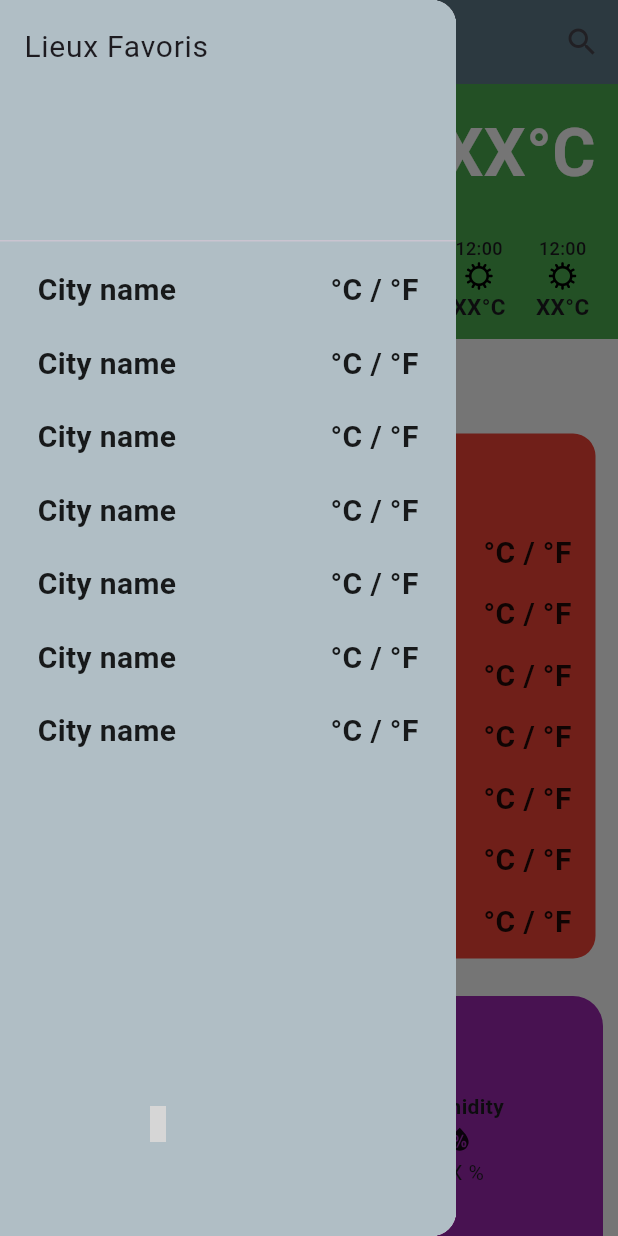
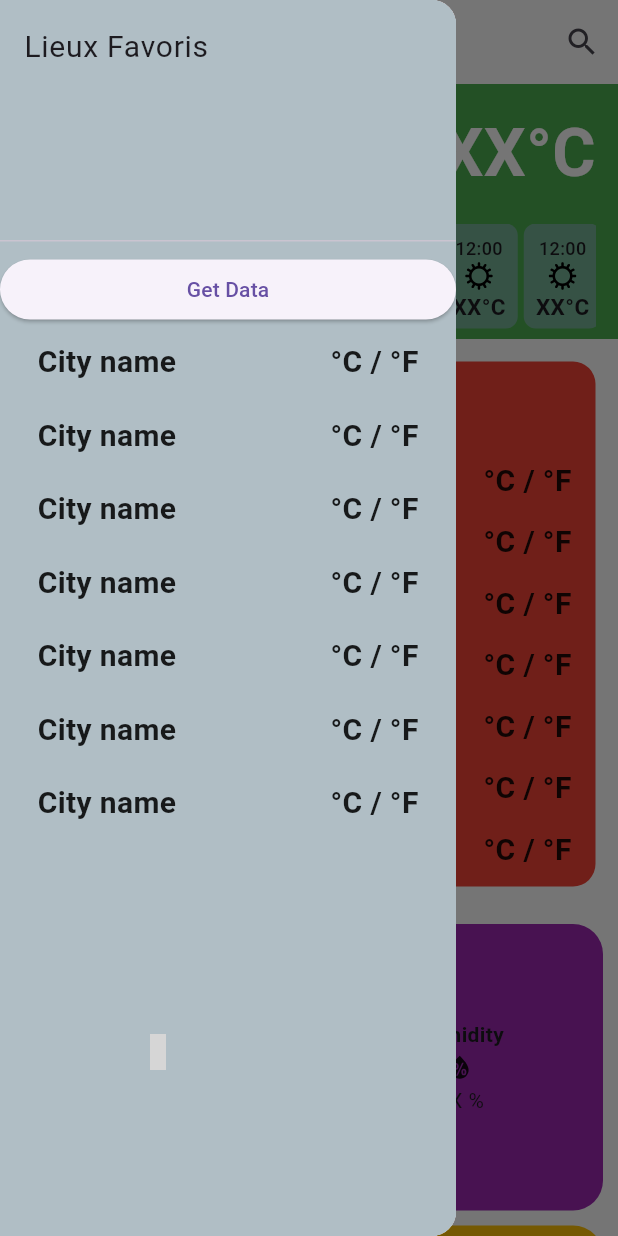
Before and after one commit to MarcOlivier91/Weathair, a Flutter app: the screen it shows after launch, with the side drawer open, on a phone screen of 412 x 824 dp. Run offline on Flutter 3.47's test engine with Material 3 defaults, Android fonts, the phone set to English and light mode, and no system bars; our stand-ins replace dio, flutter_svg, geolocator, weather_icons; grey boxes are pictures that could not be loaded.

Commit message:
Testing API calls for weather infos

```diff
--- a/lib/main.dart
+++ b/lib/main.dart
@@ -1,12 +1,12 @@
 import 'package:flutter/material.dart';
 import 'package:flutter/services.dart';
 import 'package:geolocator/geolocator.dart';
-import 'package:geocoding/geocoding.dart';
+import 'package:weatherapp/client/client.dart';
+import 'package:weatherapp/model/model.dart';
 import 'package:weatherapp/views/other_infos.dart';
 import 'utils/styles.dart';
 import 'views/hourly_previsions.dart';
 import 'views/previsions_week.dart';
-import 'views/saved_locations.dart';
 
 
 void main(){
@@ -58,7 +58,8 @@ class _MyAppState extends State<MyApp> {
     }
     return await Geolocator.getCurrentPosition();
   }
-
+/*
+OLD CODE
   // Listening for location updates
   void _liveLocation() {
     LocationSettings locationSettings = const LocationSettings(
@@ -76,7 +77,8 @@ class _MyAppState extends State<MyApp> {
         });
       });
   }
-
+*/
+WeatherModel ? weatherModel;
 @override
   Widget build(BuildContext context) {
     return MaterialApp(
@@ -85,8 +87,11 @@ class _MyAppState extends State<MyApp> {
       theme: theme,
       home: Scaffold(
         appBar: AppBar(
-          backgroundColor: Colors.blueGrey,
-          title: const Text("WeathAir"),
+          backgroundColor: Colors.transparent,
+          title:  Text("WeathAir", style: TextStyle(
+            color: Styles.color7
+            ),
+          ),
           actions: [
             IconButton(
               icon: const Icon(Icons.search),
@@ -110,6 +115,13 @@ class _MyAppState extends State<MyApp> {
                   style: TextStyle(fontSize: 20),
                   )
                   ),
+                  ElevatedButton(
+                    onPressed: () async {
+                      print("call btn");
+                      weatherModel = await WeatherApiClient().request();
+                      print(weatherModel?.currentWeather);
+                    },
+                    child: const Text("Get Data")),
                 for(int i =0; i < 7; i++) //TODO : Include loop for saved locations in json or database maybe ?
                 Container(
                   padding: const EdgeInsets.only(left:25, right: 25),
@@ -141,7 +153,7 @@ class _MyAppState extends State<MyApp> {
                         Row(
                           //City name and temperature
                           mainAxisAlignment: MainAxisAlignment.spaceBetween,
-                           children: [
+                          children: [
                             Column(
                               crossAxisAlignment: CrossAxisAlignment.start,
                               children: [
@@ -156,6 +168,7 @@ class _MyAppState extends State<MyApp> {
                       ],
                     ),
                   ),
+                  /*
                   ElevatedButton(
                     onPressed: () {
                       _getcurrentLocation().then((value) {
@@ -169,6 +182,7 @@ class _MyAppState extends State<MyApp> {
                       },
                     child: const Text("Get Current Location"),
                     ),
+                    */
                    const PrevisionsWeek(), /// Previsions for the current week
                    const SizedBox(
                       height: 420,
--- /dev/null
+++ b/lib/model/model.dart
@@ -0,0 +1,46 @@
+import 'package:flutter/material.dart';
+
+class WeatherModel {
+  final currentWeather;
+  final hourly;
+  WeatherModel({required this.currentWeather, required this.hourly});
+
+  factory WeatherModel.fromJson(Map<String, dynamic> data) {
+    final currentWeather = data["currentWeather"] as Map<String, dynamic>;
+    final hourly = data["hourly"] as Map<String, dynamic>;
+    return WeatherModel(currentWeather: currentWeather, hourly: hourly);
+  }
+}
+
+class CurrentWeather {
+  final double temperature;
+  final double windSpeed;
+  final double relativeHumidity;
+  final int windDirection;
+
+
+  CurrentWeather({required this.temperature, required this.windSpeed, required this.relativeHumidity, required this.windDirection});
+
+  factory CurrentWeather.fromJson(Map<String, dynamic> data) {
+
+  final temperature = data["temperature"] as double;
+  final windSpeed = data["windSpeed"] as double;
+  final relativeHumidity = data["relativeHumidity"] as double;
+  final windDirection = data["windDirection"] as int;
+
+  return CurrentWeather(temperature: temperature, windSpeed: windSpeed, relativeHumidity: relativeHumidity, windDirection: windDirection);
+  }
+}
+
+class HourlyCast {
+  final List<String> time;
+  final List<double> temperature;
+  HourlyCast({required this.time, required this.temperature});
+
+  factory HourlyCast.fromJson(Map<String, dynamic> data){
+    final List<String> time = data["time"] as List<String>;
+    final List<double> temperature = data["temperature"] as List<double>;
+
+    return HourlyCast(time: time, temperature: temperature);
+  }
+}
--- a/lib/utils/styles.dart
+++ b/lib/utils/styles.dart
@@ -2,12 +2,12 @@ import 'package:flutter/material.dart';
 
 abstract class Styles {
   static Color textColor = const Color(0x008F9295);
-  static Color color2 = const Color(0xA9CEF4);
-  static Color color3 = const Color(0x36494E);
-  static Color color4 = const Color(0x7EA0B7);
-  static Color mainColor = const Color(0xffffff);
-  static Color color6 = const Color(0xf2f2f2);
-  static Color color7 = const Color(0x1a1a1a);
+  static Color color2 = const Color(0xA9CEF4DE);
+  static Color color3 = const Color(0x36494EDE);
+  static Color color4 = const Color(0x7EA0B7DE);
+  static Color mainColor = const Color(0xffffffff);
+  static Color color6 = const Color(0xf2f2f2f2);
+  static Color color7 = const Color(0xFF1a1a1a);
   static TextStyle primaryText = const TextStyle( fontSize: 20, fontWeight: FontWeight.bold, color: Colors.white);
   static TextStyle secondaryText = const TextStyle( fontSize: 18, fontWeight: FontWeight.bold, color: Colors.white);
   static TextStyle temperature = const TextStyle( fontSize: 44, fontWeight: FontWeight.bold, color: Colors.white);
--- a/pubspec.yaml
+++ b/pubspec.yaml
@@ -42,6 +42,11 @@ dependencies:
   weather_icons: ^3.0.0
   geolocator: ^9.0.2
   geocoding: ^2.1.0
+  weather: ^3.1.1
+  intl: ^0.19.0
+  dio: ^5.4.0
+
+
 
 dev_dependencies:
   flutter_test:
```
Also changed, not shown: lib/client/client.dart (added, +13 -0 lines), pubspec.lock.
